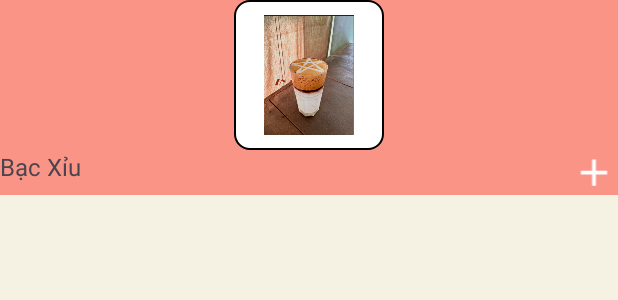
After one commit to Dangthicamnhi/TnCoffee, an Android app: the layout item_order.xml on its own in the app's theme, with its tools: preview values and no code run, on a phone screen of 412 x 824 dp. The commit adds this screen. Shown: the top 300 px of the screen. Run offline under Robolectric (Android 15) with nearby library versions, the phone set to English and light mode, and no system bars.

Commit message:
OrDer + bill

```diff
--- a/app/src/main/res/layout/activity_order.xml
+++ b/app/src/main/res/layout/activity_order.xml
@@ -91,7 +91,7 @@
             android:background="@drawable/ic_border" />
 
         <ImageView
-            android:id="@+id/ivAnh"
+            android:id="@+id/ivHinhSanPham"
             android:layout_width="100dp"
             android:layout_height="100dp"
             android:background="@drawable/ic_border" />
--- /dev/null
+++ b/app/src/main/res/layout/item_order.xml
@@ -0,0 +1,47 @@
+<?xml version="1.0" encoding="utf-8"?>
+<LinearLayout xmlns:android="http://schemas.android.com/apk/res/android"
+    android:layout_width="match_parent"
+    android:layout_height="match_parent"
+    android:background="@color/bgapp">
+
+    <LinearLayout
+        android:layout_width="match_parent"
+        android:layout_height="wrap_content"
+        android:background="@color/bgitemorder"
+        android:orientation="vertical">
+
+            <ImageView
+                android:id="@+id/ivHinhSanPham"
+                android:layout_width="100dp"
+                android:layout_height="100dp"
+                android:layout_gravity="center"
+                android:background="@drawable/ic_border"
+                android:src="@drawable/ic_bxiu"
+                />
+
+
+        <LinearLayout
+            android:layout_width="match_parent"
+            android:layout_height="wrap_content"
+            android:orientation="horizontal">
+
+            <TextView
+                android:id="@+id/tvTenSanPham"
+                android:layout_width="match_parent"
+                android:layout_height="match_parent"
+                android:layout_weight="1"
+                android:text="Bạc Xỉu"
+                android:textSize="16sp" />
+
+            <ImageView
+                android:id="@+id/ivTangSLSanPham"
+                android:layout_width="32dp"
+                android:layout_height="30dp"
+                android:layout_gravity="end"
+                android:src="@drawable/ic_add" />
+
+
+        </LinearLayout>
+    </LinearLayout>
+
+</LinearLayout>
```
Also changed, not shown: app/src/main/java/com/example/tncoffee/Activity/Order.java (+33 -14 lines), app/src/main/java/com/example/tncoffee/Adapter/Adapter_Order.java (added, +51 -0 lines), app/src/main/java/com/example/tncoffee/Model/Order.java (added, +32 -0 lines).
